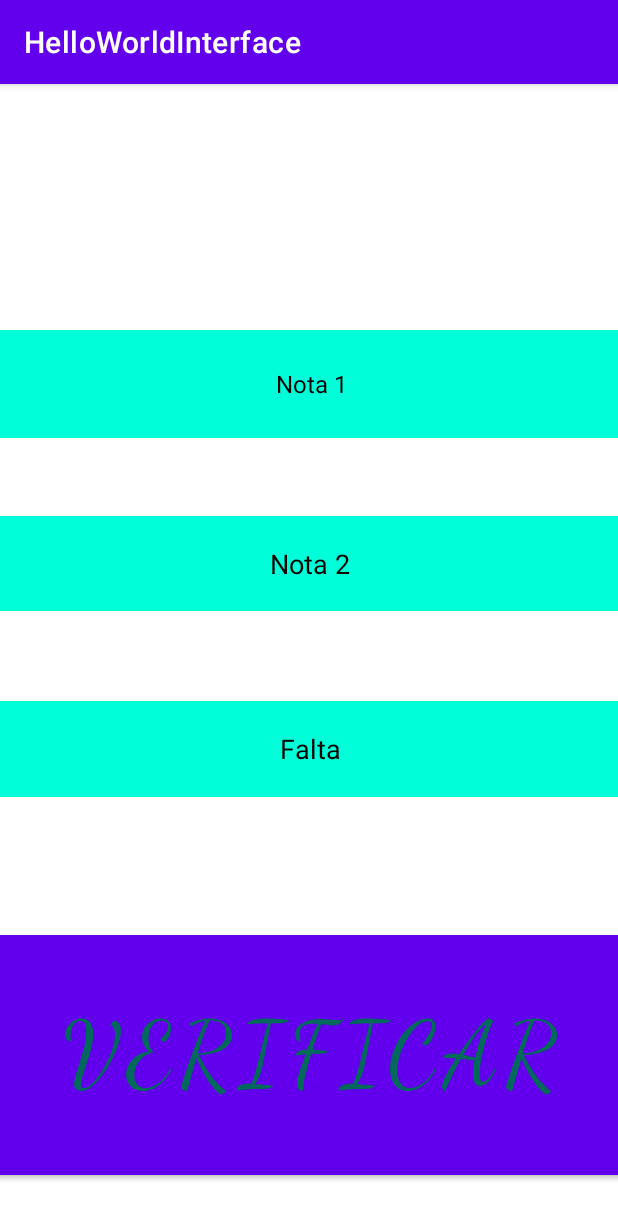
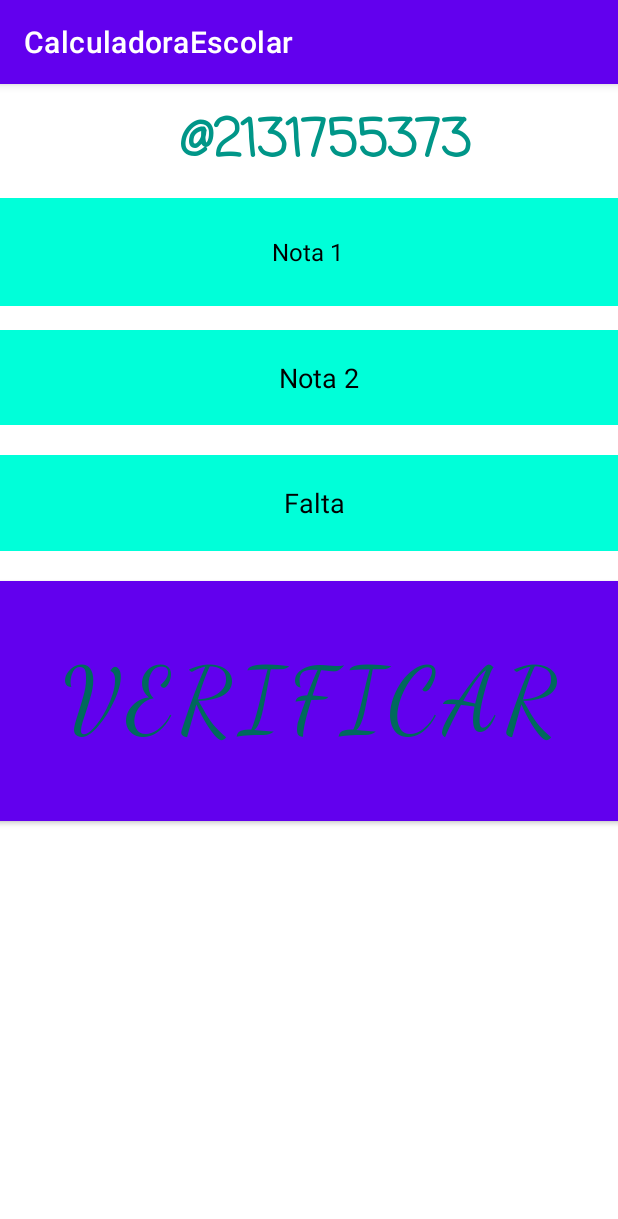
Before and after one commit to darleisantana/CalculadoraEscolar, an Android app: the screen it shows after launch (MainActivity), on a phone screen of 412 x 824 dp. Shown: the top 1219 px of the screen. Run offline under Robolectric (Android 15) with nearby library versions, the phone set to English and light mode, and no system bars.

Commit message:
Primeiro projeto com Android Studio

```diff
--- a/app/build.gradle
+++ b/app/build.gradle
@@ -1,6 +1,7 @@
 plugins {
     id 'com.android.application'
     id 'kotlin-android'
+    id 'kotlin-android-extensions'
 }
 
 android {
--- a/app/src/main/res/layout/activity_main.xml
+++ b/app/src/main/res/layout/activity_main.xml
@@ -13,7 +13,7 @@
         android:id="@+id/Nota1"
         android:layout_width="416dp"
         android:layout_height="72dp"
-        android:layout_marginTop="164dp"
+        android:layout_marginTop="76dp"
         android:height="?attr/actionBarSize"
         android:background="@color/Blue_Children"
         android:defaultFocusHighlightEnabled="false"
@@ -28,7 +28,7 @@
         android:textSize="16sp"
         android:verticalScrollbarPosition="defaultPosition"
         app:layout_constraintEnd_toEndOf="parent"
-        app:layout_constraintHorizontal_bias="0.492"
+        app:layout_constraintHorizontal_bias="1.0"
         app:layout_constraintStart_toStartOf="parent"
         app:layout_constraintTop_toTopOf="parent"
         tools:ignore="TextContrastCheck" />
@@ -37,7 +37,7 @@
         android:id="@+id/Nota2"
         android:layout_width="431dp"
         android:layout_height="63dp"
-        android:layout_marginTop="52dp"
+        android:layout_marginTop="16dp"
         android:background="@color/Blue_Children"
         android:ems="10"
         android:foregroundGravity="center"
@@ -48,7 +48,7 @@
         android:minHeight="48dp"
         android:textColorHint="@color/black"
         app:layout_constraintEnd_toEndOf="parent"
-        app:layout_constraintHorizontal_bias="0.512"
+        app:layout_constraintHorizontal_bias="0.2"
         app:layout_constraintStart_toStartOf="parent"
         app:layout_constraintTop_toBottomOf="@+id/Nota1"
         tools:ignore="TextContrastCheck" />
@@ -57,7 +57,7 @@
         android:id="@+id/Falta"
         android:layout_width="439dp"
         android:layout_height="64dp"
-        android:layout_marginTop="60dp"
+        android:layout_marginTop="20dp"
         android:background="@color/Blue_Children"
         android:ems="10"
         android:foregroundGravity="center"
@@ -68,6 +68,7 @@
         android:minHeight="48dp"
         android:textColorHint="@color/black"
         app:layout_constraintEnd_toEndOf="parent"
+        app:layout_constraintHorizontal_bias="0.392"
         app:layout_constraintStart_toStartOf="parent"
         app:layout_constraintTop_toBottomOf="@+id/Nota2"
         tools:ignore="TextContrastCheck" />
@@ -76,7 +77,7 @@
         android:id="@+id/button"
         android:layout_width="776dp"
         android:layout_height="160dp"
-        android:layout_marginTop="92dp"
+        android:layout_marginTop="20dp"
         android:background="@color/teal_200"
         android:fontFamily="cursive"
         android:text="@string/verificar"
@@ -84,6 +85,38 @@
         android:textColorHint="@color/teal_200"
         android:textSize="60sp"
         app:layout_constraintEnd_toEndOf="parent"
+        app:layout_constraintHorizontal_bias="0.501"
         app:layout_constraintStart_toStartOf="parent"
         app:layout_constraintTop_toBottomOf="@+id/Falta" />
+
+    <TextView
+        android:id="@+id/Titulo"
+        android:layout_width="1523dp"
+        android:layout_height="77dp"
+        android:fontFamily="casual"
+        android:foregroundGravity="center"
+        android:gravity="center"
+        android:text="@string/string_calculadora_escolar"
+        android:textColor="#009688"
+        android:textFontWeight="@android:integer/status_bar_notification_info_maxnum"
+        android:textSize="34sp"
+        app:layout_constraintBottom_toTopOf="@+id/Nota1"
+        app:layout_constraintEnd_toEndOf="parent"
+        app:layout_constraintHorizontal_bias="0.491"
+        app:layout_constraintStart_toStartOf="parent"
+        app:layout_constraintTop_toTopOf="parent"
+        app:layout_constraintVertical_bias="0.0" />
+
+    <TextView
+        android:id="@+id/resultado"
+        android:layout_width="wrap_content"
+        android:layout_height="wrap_content"
+        android:foregroundGravity="center"
+        android:gravity="center"
+        android:textSize="24sp"
+        app:layout_constraintBottom_toBottomOf="parent"
+        app:layout_constraintEnd_toEndOf="parent"
+        app:layout_constraintStart_toStartOf="parent"
+        app:layout_constraintTop_toBottomOf="@+id/button" />
+
 </androidx.constraintlayout.widget.ConstraintLayout>
--- a/app/src/main/res/values-night/strings.xml
+++ b/app/src/main/res/values-night/strings.xml
@@ -4,4 +4,7 @@
     <string name="nota_2">Nota 2</string>
     <string name="falta">Falta</string>
     <string name="verificar">Verificar</string>
+    <string name="string_string_calculadora_escolar" />
+    <string name="calculadora_escolar">Calculadora Escolar</string>
+    <string name="string_calculadora_escolar">Calculadora Escolar</string>
 </resources>
--- a/app/src/main/res/values/strings.xml
+++ b/app/src/main/res/values/strings.xml
@@ -1,7 +1,8 @@
 <resources>
-    <string name="app_name">HelloWorldInterface</string>
+    <string name="app_name">CalculadoraEscolar</string>
     <string name="nota_1">Nota 1</string>
     <string name="nota_2">Nota 2</string>
     <string name="falta">Falta</string>
     <string name="verificar">Verificar</string>
+    <string name="calculadora_escolar">Calculadora Escolar</string>
 </resources>
--- a/build.gradle
+++ b/build.gradle
@@ -5,7 +5,7 @@ buildscript {
         mavenCentral()
     }
     dependencies {
-        classpath "com.android.tools.build:gradle:7.0.0"
+        classpath 'com.android.tools.build:gradle:7.0.1'
         classpath "org.jetbrains.kotlin:kotlin-gradle-plugin:1.5.21"
 
         // NOTE: Do not place your application dependencies here; they belong
```
Also changed, not shown: app/src/main/java/com/example/helloworldinterface/MainActivity.kt (+20 -0 lines).
